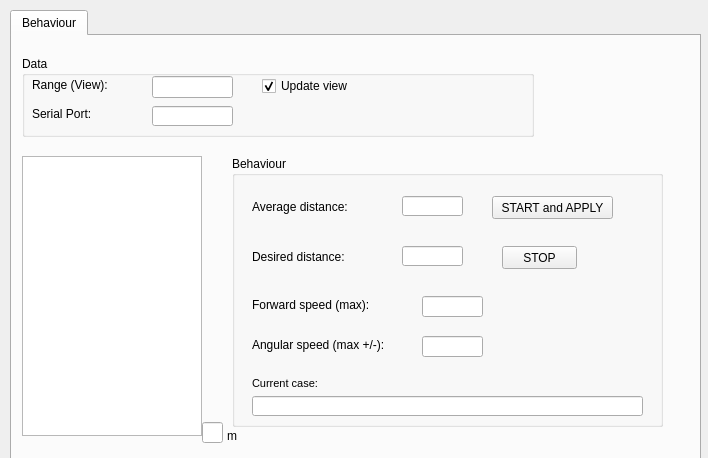
Above: Hanse/Behaviour_WallFollowing/wallfollowingform.ui from iti-luebeck/HANSE2011 before the change. Below: the same form after it.
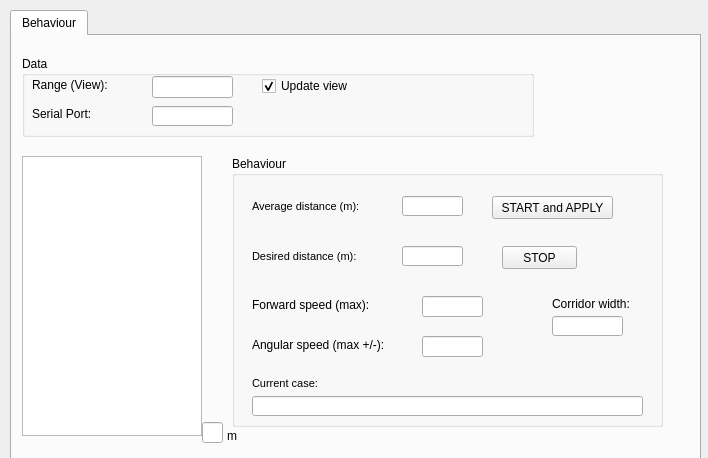
That is the form after the change.

Diff of the .ui file:
```diff
--- a/Hanse/Behaviour_WallFollowing/wallfollowingform.ui
+++ b/Hanse/Behaviour_WallFollowing/wallfollowingform.ui
@@ -180,7 +180,11 @@
        </rect>
       </property>
       <property name="text">
-       <string>Average distance:</string>
+       <string>&lt;!DOCTYPE HTML PUBLIC &quot;-//W3C//DTD HTML 4.0//EN&quot; &quot;http://www.w3.org/TR/REC-html40/strict.dtd&quot;&gt;
+&lt;html&gt;&lt;head&gt;&lt;meta name=&quot;qrichtext&quot; content=&quot;1&quot; /&gt;&lt;style type=&quot;text/css&quot;&gt;
+p, li { white-space: pre-wrap; }
+&lt;/style&gt;&lt;/head&gt;&lt;body style=&quot; font-family:'MS Shell Dlg 2'; font-size:8.25pt; font-weight:400; font-style:normal;&quot;&gt;
+&lt;p style=&quot; margin-top:0px; margin-bottom:0px; margin-left:0px; margin-right:0px; -qt-block-indent:0; text-indent:0px;&quot;&gt;&lt;span style=&quot; font-size:8pt;&quot;&gt;Average distance (m):&lt;/span&gt;&lt;/p&gt;&lt;/body&gt;&lt;/html&gt;</string>
       </property>
      </widget>
      <widget class="QLabel" name="label_3">
@@ -193,7 +197,11 @@
        </rect>
       </property>
       <property name="text">
-       <string>Desired distance:</string>
+       <string>&lt;!DOCTYPE HTML PUBLIC &quot;-//W3C//DTD HTML 4.0//EN&quot; &quot;http://www.w3.org/TR/REC-html40/strict.dtd&quot;&gt;
+&lt;html&gt;&lt;head&gt;&lt;meta name=&quot;qrichtext&quot; content=&quot;1&quot; /&gt;&lt;style type=&quot;text/css&quot;&gt;
+p, li { white-space: pre-wrap; }
+&lt;/style&gt;&lt;/head&gt;&lt;body style=&quot; font-family:'MS Shell Dlg 2'; font-size:8.25pt; font-weight:400; font-style:normal;&quot;&gt;
+&lt;p style=&quot; margin-top:0px; margin-bottom:0px; margin-left:0px; margin-right:0px; -qt-block-indent:0; text-indent:0px;&quot;&gt;&lt;span style=&quot; font-size:8pt;&quot;&gt;Desired distance (m):&lt;/span&gt;&lt;/p&gt;&lt;/body&gt;&lt;/html&gt;</string>
       </property>
      </widget>
      <widget class="QLineEdit" name="avgDistance">
@@ -298,6 +306,29 @@
        <bool>true</bool>
       </property>
      </widget>
+     <widget class="QLabel" name="label_7">
+      <property name="geometry">
+       <rect>
+        <x>320</x>
+        <y>140</y>
+        <width>81</width>
+        <height>16</height>
+       </rect>
+      </property>
+      <property name="text">
+       <string>Corridor width:</string>
+      </property>
+     </widget>
+     <widget class="QLineEdit" name="corridorInput">
+      <property name="geometry">
+       <rect>
+        <x>320</x>
+        <y>160</y>
+        <width>71</width>
+        <height>20</height>
+       </rect>
+      </property>
+     </widget>
     </widget>
     <widget class="QLabel" name="label_12">
      <property name="geometry">
```
